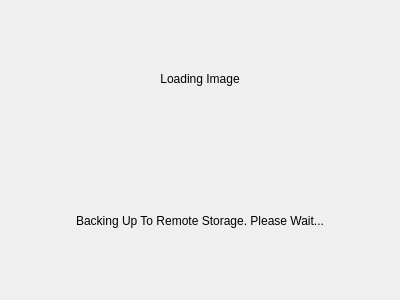
Qt form designs/xml/loading.ui (daniel-deru/WorkMate-3.0) before a commit.
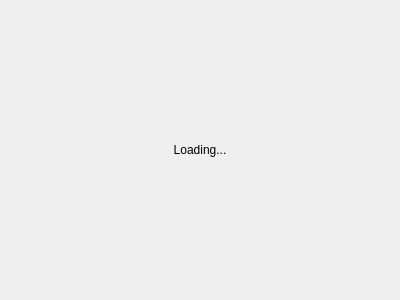
The same form after that commit.

Commit message: removed some settings and added remote backup for google

```diff
--- a/designs/xml/loading.ui
+++ b/designs/xml/loading.ui
@@ -1,7 +1,7 @@
 <?xml version="1.0" encoding="UTF-8"?>
 <ui version="4.0">
- <class>LoaderWidget</class>
- <widget class="QWidget" name="LoaderWidget">
+ <class>LoadingDialog</class>
+ <widget class="QDialog" name="LoadingDialog">
   <property name="geometry">
    <rect>
     <x>0</x>
@@ -17,17 +17,7 @@
    <item>
     <widget class="QLabel" name="lbl_image">
      <property name="text">
-      <string>Loading Image</string>
-     </property>
-     <property name="alignment">
-      <set>Qt::AlignCenter</set>
-     </property>
-    </widget>
-   </item>
-   <item>
-    <widget class="QLabel" name="lbl_backup_message">
-     <property name="text">
-      <string>Backing Up To Remote Storage. Please Wait...</string>
+      <string>Loading...</string>
      </property>
      <property name="alignment">
       <set>Qt::AlignCenter</set>
```
Left out of the diff: 4 changed lines with no effect on the pictures. The commit also changes 29 other files.
